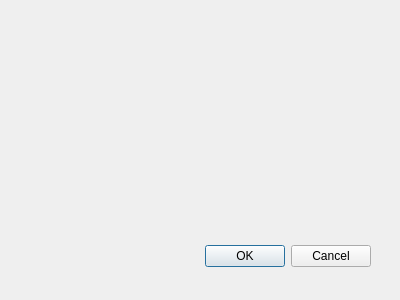
Before: the Qt Designer form src/UI/test.ui in Anstayker/VeterinariaDalence, drawn with Qt 5.
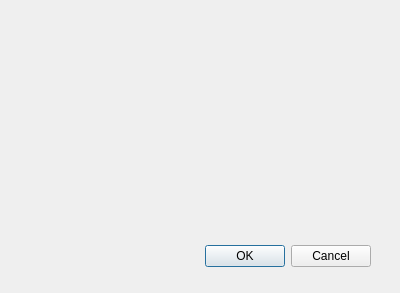
After: the same form once the commit is applied. Icons and pictures are not drawn.

```diff
--- a/src/UI/test.ui
+++ b/src/UI/test.ui
@@ -7,7 +7,7 @@
     <x>0</x>
     <y>0</y>
     <width>400</width>
-    <height>300</height>
+    <height>293</height>
    </rect>
   </property>
   <property name="windowTitle">
```
Left out of the diff: 21 changed lines with no effect on the pictures.
